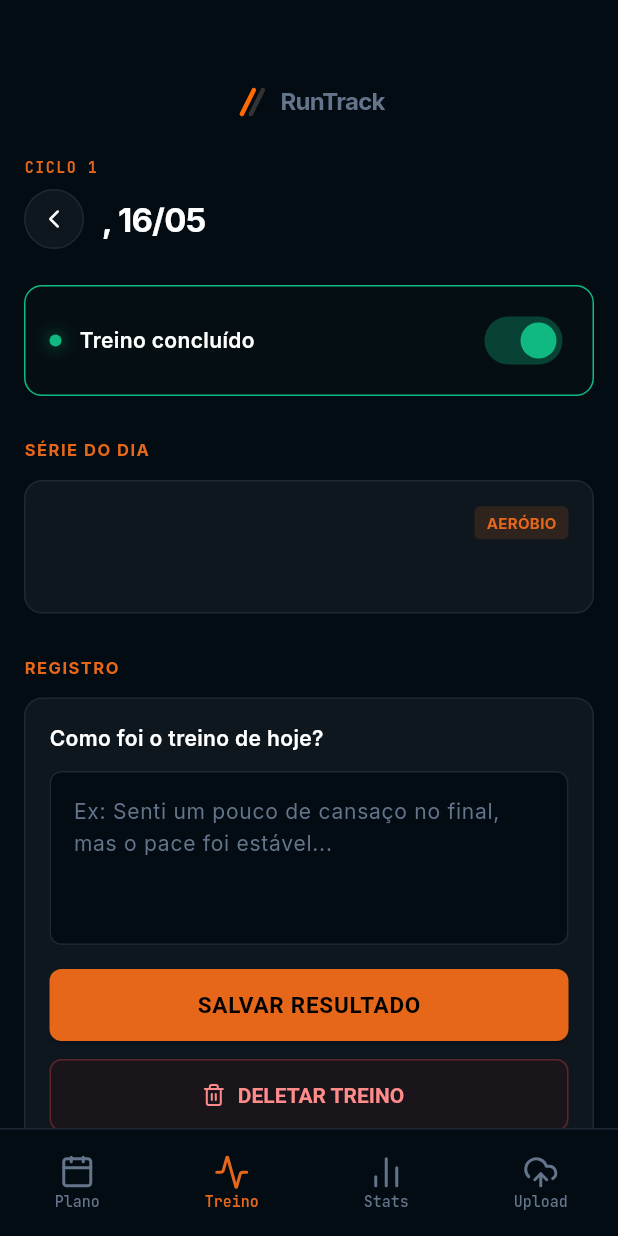
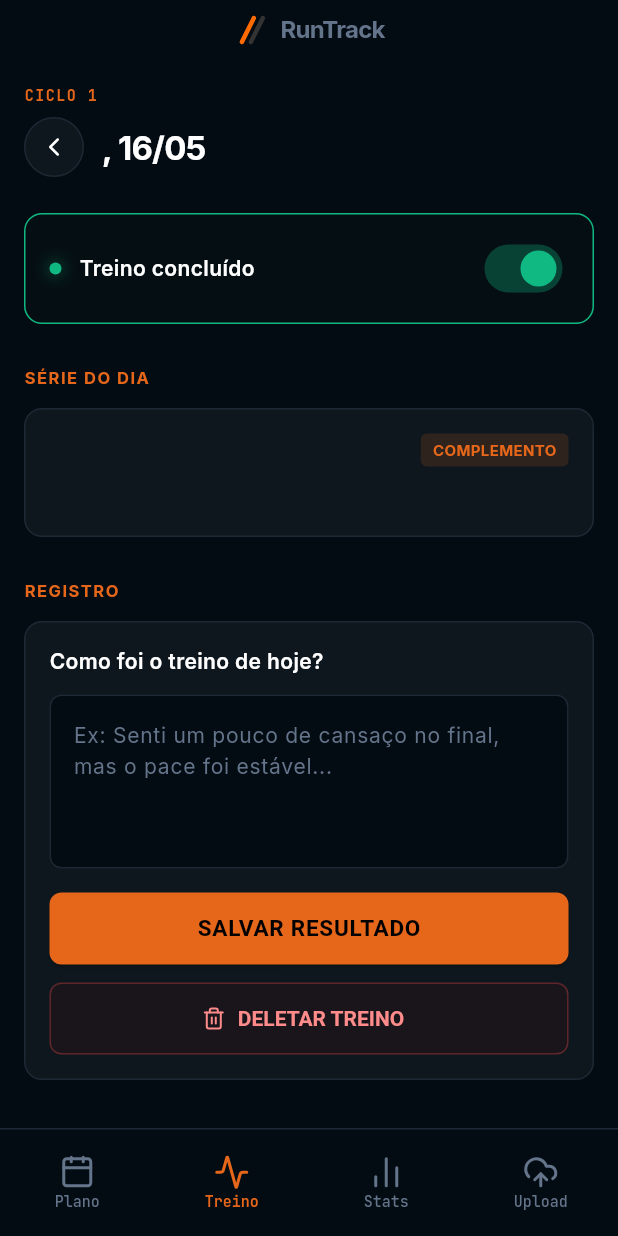
Before and after one commit to samuel-haddad/run-app, a Flutter app: the MainScreen screen opened directly, item 2 of the bottom bar chosen, on a phone screen of 412 x 824 dp. Run offline on Flutter 3.47's test engine with Material 3 defaults, Android fonts, the light colour scheme and no system bars; our stand-ins replace csv, file_picker, fl_chart, flutter_dotenv, flutter_svg, google_fonts and 2 more; accounts and stored records are empty.

Commit message:
fix(workout): adjust top margin, sync workout status, parse effort splits and filter series by priority

```diff
--- a/lib/screens/main_screen.dart
+++ b/lib/screens/main_screen.dart
@@ -17,6 +17,7 @@ class MainScreen extends StatefulWidget {
 class MainScreenState extends State<MainScreen> {
   int _currentIndex = 0;
   Treino? _activeWorkout;
+  final GlobalKey<PlanningScreenState> _planningKey = GlobalKey<PlanningScreenState>();
 
   void setActiveWorkout(Treino? treino) {
     setState(() {
@@ -29,10 +30,12 @@ class MainScreenState extends State<MainScreen> {
     setState(() {
       _currentIndex = 0;
     });
+    // Forçar atualização do Planejamento
+    _planningKey.currentState?.fetchData();
   }
 
   List<Widget> get _screens => [
-    const PlanningScreen(),
+    PlanningScreen(key: _planningKey),
     WorkoutDetailScreen(
       treino: _activeWorkout,
       onBack: resetToPlanning,
@@ -56,7 +59,13 @@ class MainScreenState extends State<MainScreen> {
         ),
         child: BottomNavigationBar(
           currentIndex: _currentIndex,
-          onTap: (index) => setState(() => _currentIndex = index),
+          onTap: (index) {
+            setState(() => _currentIndex = index);
+            if (index == 0) {
+              // Se voltou para a aba de Plano, atualiza a tela
+              _planningKey.currentState?.fetchData();
+            }
+          },
           backgroundColor: Colors.transparent,
           elevation: 0,
           selectedItemColor: AppColors.accent,
--- a/lib/screens/workout_detail_screen.dart
+++ b/lib/screens/workout_detail_screen.dart
@@ -249,18 +249,38 @@ class _WorkoutDetailScreenState extends State<WorkoutDetailScreen> {
     );
   }
 
+  String? _getTargetLetter() {
+    final p2 = _activeTreino?.prioridade2;
+    if (p2 == null) return null;
+    final match = RegExp(r'Treino\s+([A-Z])', caseSensitive: false).firstMatch(p2);
+    return match?.group(1)?.toUpperCase();
+  }
+
   Widget _buildRhythmCard(GuiaRitmos guia) {
     String paceLabel = 'Pace E / L';
     String paceValue = '5:49 - 6:35';
     String effortValue = 'Leve';
+    String? rhythmDesc;
 
-    if (guia.ritmos.isNotEmpty) {
-      final first = guia.ritmos.first;
-      paceLabel = first.nome;
-      paceValue = first.valor;
+    for (var r in guia.ritmos) {
+      final name = r.nome.toLowerCase();
+      if (name.contains('ritmo') || name.contains('pace')) {
+        paceLabel = r.nome;
+        paceValue = r.valor;
+      } else if (name.contains('esforço') || name.contains('esforco')) {
+        final val = r.valor;
+        final dotIndex = val.indexOf('.');
+        if (dotIndex != -1) {
+          effortValue = val.substring(0, dotIndex).trim();
+          rhythmDesc = val.substring(dotIndex + 1).trim();
+        } else {
+          effortValue = val;
         }
-    if (guia.ritmos.length > 1) {
-      effortValue = guia.ritmos[1].valor;
+      }
+    }
+
+    if (rhythmDesc == null && guia.descricao != null) {
+      rhythmDesc = guia.descricao;
     }
 
     return Container(
@@ -347,12 +367,12 @@ class _WorkoutDetailScreenState extends State<WorkoutDetailScreen> {
                     ),
                   ],
                 ),
-                if (guia.descricao != null) ...[
+                if (rhythmDesc != null && rhythmDesc.isNotEmpty) ...[
                   const SizedBox(height: 12),
                   const Divider(color: AppColors.border, height: 1),
                   const SizedBox(height: 12),
                   Text(
-                    guia.descricao!,
+                    rhythmDesc,
                     style: const TextStyle(
                       fontSize: 11,
                       color: AppColors.muted,
@@ -369,7 +389,10 @@ class _WorkoutDetailScreenState extends State<WorkoutDetailScreen> {
   }
 
   Widget _buildSeriesSection() {
-    if (_detalhamento == null || _detalhamento!.secoes.isEmpty) {
+    final targetLetter = _getTargetLetter();
+    final secao = _detalhamento?.secoes.where((s) => s.letra == targetLetter).firstOrNull;
+
+    if (secao == null) {
       return Container(
         padding: const EdgeInsets.all(16),
         decoration: BoxDecoration(
@@ -385,32 +408,29 @@ class _WorkoutDetailScreenState extends State<WorkoutDetailScreen> {
               children: [
                 Expanded(
                   child: Text(
-                    _activeTreino?.prioridade2 ?? 'Principal',
-                    style: const TextStyle(fontSize: 16, fontWeight: FontWeight.bold, color: Colors.white),
+                    _activeTreino?.prioridade2 ?? 'Fortalecimento',
+                    style: const TextStyle(fontSize: 15, fontWeight: FontWeight.bold, color: Colors.white),
                   ),
                 ),
                 const SizedBox(width: 8),
                 Container(
                   padding: const EdgeInsets.symmetric(horizontal: 8, vertical: 4),
                   decoration: BoxDecoration(color: AppColors.accentMuted, borderRadius: BorderRadius.circular(4)),
-                  child: const Text('AERÓBIO', style: TextStyle(color: AppColors.accent, fontSize: 10, fontWeight: FontWeight.w700)),
+                  child: const Text('COMPLEMENTO', style: TextStyle(color: AppColors.accent, fontSize: 10, fontWeight: FontWeight.w700)),
                 ),
               ],
             ),
             const SizedBox(height: 12),
             Text(
-              _activeTreino?.prioridade1 ?? 'Corrida livre',
-              style: const TextStyle(fontSize: 14, color: Colors.white, height: 1.4),
+              _activeTreino?.prioridade2 ?? 'Nenhuma série de fortalecimento hoje.',
+              style: const TextStyle(fontSize: 13, color: AppColors.muted, height: 1.4),
             ),
           ],
         ),
       );
     }
 
-    return Column(
-      children: _detalhamento!.secoes.map((secao) {
     return Container(
-          margin: const EdgeInsets.only(bottom: 12),
       padding: const EdgeInsets.all(16),
       decoration: BoxDecoration(
         color: AppColors.surface,
@@ -443,8 +463,8 @@ class _WorkoutDetailScreenState extends State<WorkoutDetailScreen> {
                 ),
                 child: Text(
                   secao.letra == 'A'
-                          ? 'AQUECIMENTO'
-                          : (secao.letra == 'T' || secao.letra == 'B' ? 'AERÓBIO T' : 'CORE'),
+                      ? 'CORE & SUPERIOR'
+                      : (secao.letra == 'B' ? 'BASE DE FORÇA' : 'CORE & POTÊNCIA'),
                   style: const TextStyle(
                     color: AppColors.accent,
                     fontSize: 10,
@@ -492,8 +512,6 @@ class _WorkoutDetailScreenState extends State<WorkoutDetailScreen> {
           ),
         ],
       ),
-        );
-      }).toList(),
     );
   }
 
@@ -642,7 +660,7 @@ class _WorkoutDetailScreenState extends State<WorkoutDetailScreen> {
     return Scaffold(
       backgroundColor: AppColors.bg,
       body: SingleChildScrollView(
-        padding: const EdgeInsets.fromLTRB(16, 56, 16, 120),
+        padding: EdgeInsets.fromLTRB(16, MediaQuery.of(context).padding.top + 8, 16, 120),
         child: Column(
           crossAxisAlignment: CrossAxisAlignment.start,
           children: [
--- a/lib/services/parser_service.dart
+++ b/lib/services/parser_service.dart
@@ -121,9 +121,9 @@ class ParserService {
       }
 
       if (guia != null && currentSecao == null) {
-        final rhythmMatch = RegExp(r'\*\*(.*)\*\*:\s*(.*)').firstMatch(line);
+        final rhythmMatch = RegExp(r'(?:\*|-)?\s*\*\*(.*?):?\*\*:?\s*(.*)').firstMatch(line);
         if (rhythmMatch != null) {
-          guia.ritmos.add(Ritmo(nome: rhythmMatch.group(1)!, valor: rhythmMatch.group(2)!));
+          guia.ritmos.add(Ritmo(nome: rhythmMatch.group(1)!.trim(), valor: rhythmMatch.group(2)!.trim()));
           continue;
         }
         if (line.startsWith('>')) {
```
Also changed, not shown: lib/screens/planning_screen.dart (+6 -6 lines). Lines whose indentation alone changed are shown as unchanged.
